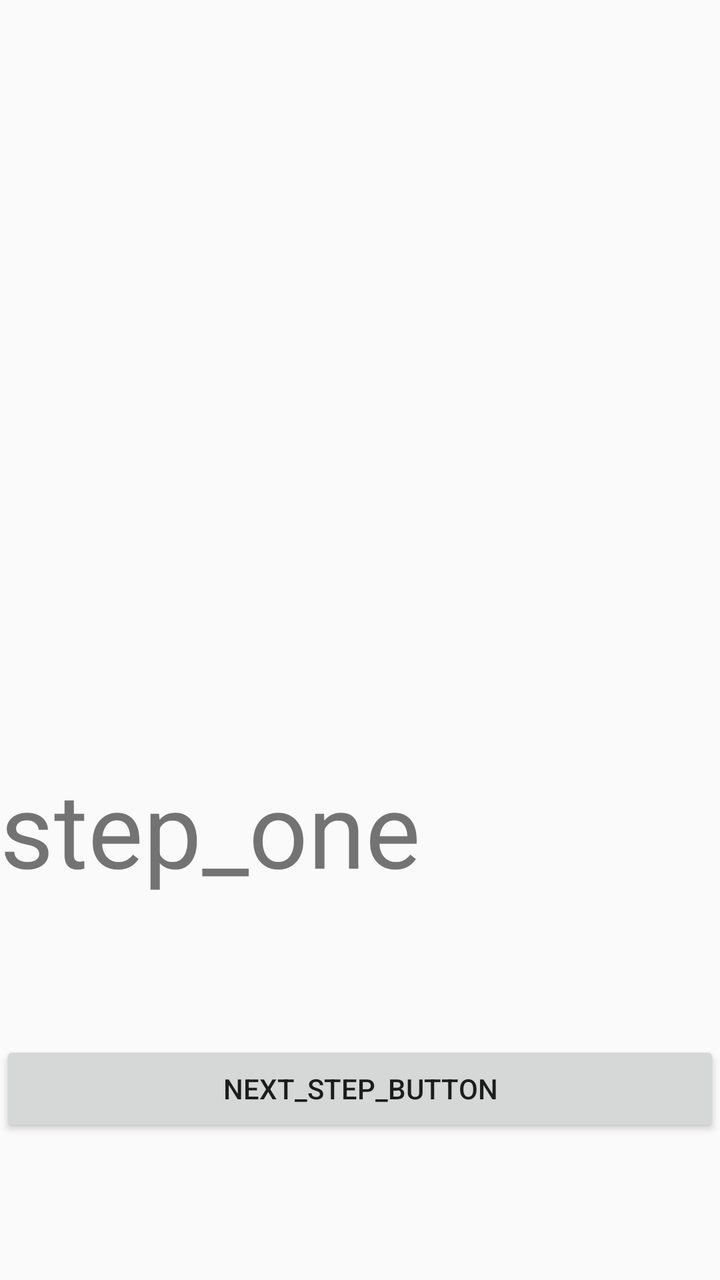
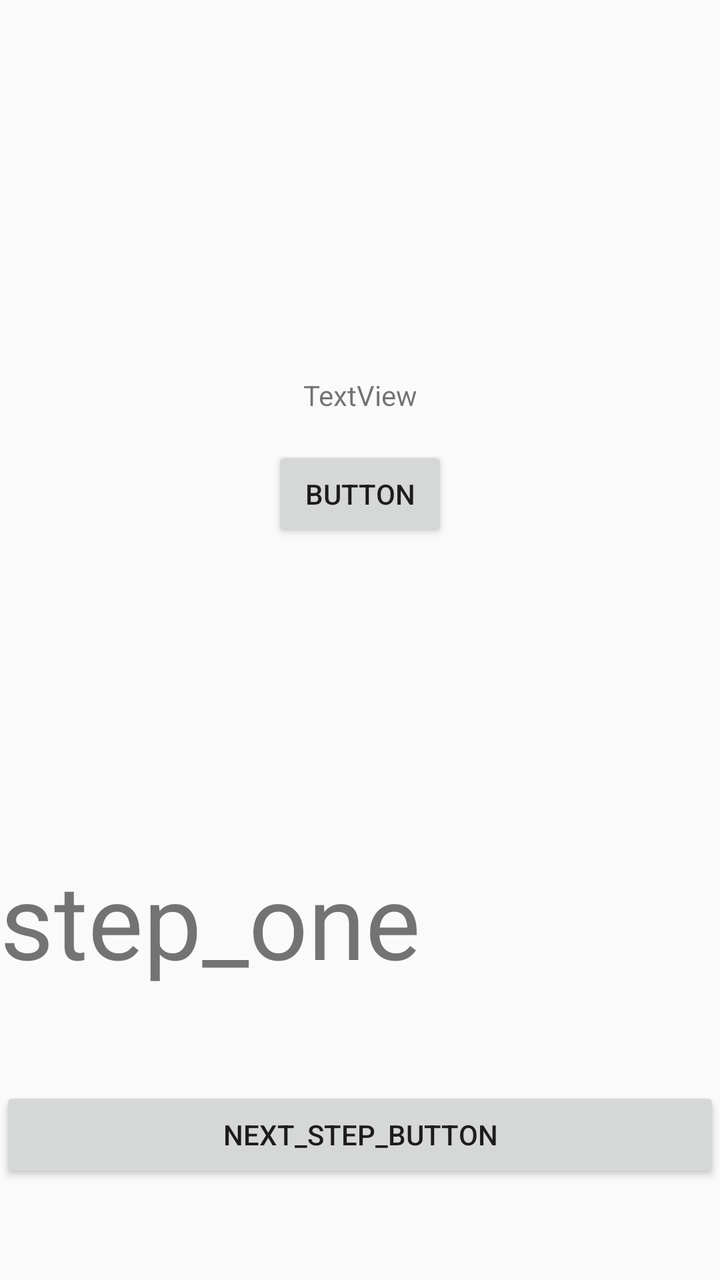

Before-and-after screenshots of an Android layout around one commit, followed by the original layout XML and the change that was made.
<!-- AndroidManifest.xml: application theme AppTheme -->
<!-- res/layout/flow_step_one_fragment.xml -->
<?xml version="1.0" encoding="utf-8"?>
<androidx.constraintlayout.widget.ConstraintLayout xmlns:android="http://schemas.android.com/apk/res/android"
    xmlns:app="http://schemas.android.com/apk/res-auto"
                                                   xmlns:tools="http://schemas.android.com/tools" android:layout_width="match_parent"
    android:layout_height="match_parent">

    <androidx.recyclerview.widget.RecyclerView
            android:id="@+id/repoList"
            android:layout_width="match_parent"
            android:layout_height="180dp"
            app:layout_constraintTop_toTopOf="parent"
            app:layout_constraintStart_toStartOf="parent"
            app:layout_constraintEnd_toEndOf="parent"/>

    <TextView
            android:id="@+id/text"
            android:layout_width="match_parent"
            android:layout_height="wrap_content"
            android:text="step_one"
            android:textAlignment="center"
            android:textSize="52sp"
            app:layout_constraintBottom_toBottomOf="parent"
            app:layout_constraintEnd_toEndOf="parent"
            app:layout_constraintHorizontal_bias="0.0"
            app:layout_constraintStart_toStartOf="parent"
            android:layout_marginTop="8dp" app:layout_constraintTop_toBottomOf="@+id/repoList"/>

    <Button
        android:id="@+id/next_button"
        android:layout_width="match_parent"
        android:layout_height="wrap_content"
        android:text="next_step_button"
        app:layout_constraintBottom_toBottomOf="parent"
        app:layout_constraintTop_toBottomOf="@+id/text" />
</androidx.constraintlayout.widget.ConstraintLayout>
<!-- resources referenced by this layout -->
<resources>
  <style name="AppTheme" parent="Theme.AppCompat.Light.NoActionBar">
          
          <item name="colorPrimary">@color/colorPrimary</item>
          <item name="colorPrimaryDark">@color/colorPrimaryDark</item>
          <item name="colorAccent">@color/colorAccent</item>
      </style>
  <color name="colorPrimary">#008577</color>
  <color name="colorPrimaryDark">#00574B</color>
  <color name="colorAccent">#D81B60</color>
</resources>

<!-- the commit's change to res/layout/flow_step_one_fragment.xml (unified diff, before → after) -->
@@ -23,7 +23,7 @@
             app:layout_constraintEnd_toEndOf="parent"
             app:layout_constraintHorizontal_bias="0.0"
             app:layout_constraintStart_toStartOf="parent"
-            android:layout_marginTop="8dp" app:layout_constraintTop_toBottomOf="@+id/repoList"/>
+            android:layout_marginTop="8dp" app:layout_constraintTop_toBottomOf="@+id/button2"/>
 
     <Button
         android:id="@+id/next_button"
@@ -32,4 +32,18 @@
         android:text="next_step_button"
         app:layout_constraintBottom_toBottomOf="parent"
         app:layout_constraintTop_toBottomOf="@+id/text" />
+    <TextView
+            android:text="TextView"
+            android:layout_width="wrap_content"
+            android:layout_height="wrap_content"
+            android:id="@+id/textViewEmail" android:layout_marginTop="8dp"
+            app:layout_constraintTop_toBottomOf="@+id/repoList" app:layout_constraintStart_toStartOf="parent"
+            android:layout_marginStart="8dp" app:layout_constraintEnd_toEndOf="parent" android:layout_marginEnd="8dp"/>
+    <Button
+            android:text="Button"
+            android:layout_width="wrap_content"
+            android:layout_height="wrap_content"
+            android:id="@+id/button2" android:layout_marginTop="16dp"
+            app:layout_constraintTop_toBottomOf="@+id/textViewEmail" app:layout_constraintStart_toStartOf="parent"
+            android:layout_marginStart="8dp" app:layout_constraintEnd_toEndOf="parent" android:layout_marginEnd="8dp"/>
 </androidx.constraintlayout.widget.ConstraintLayout>
